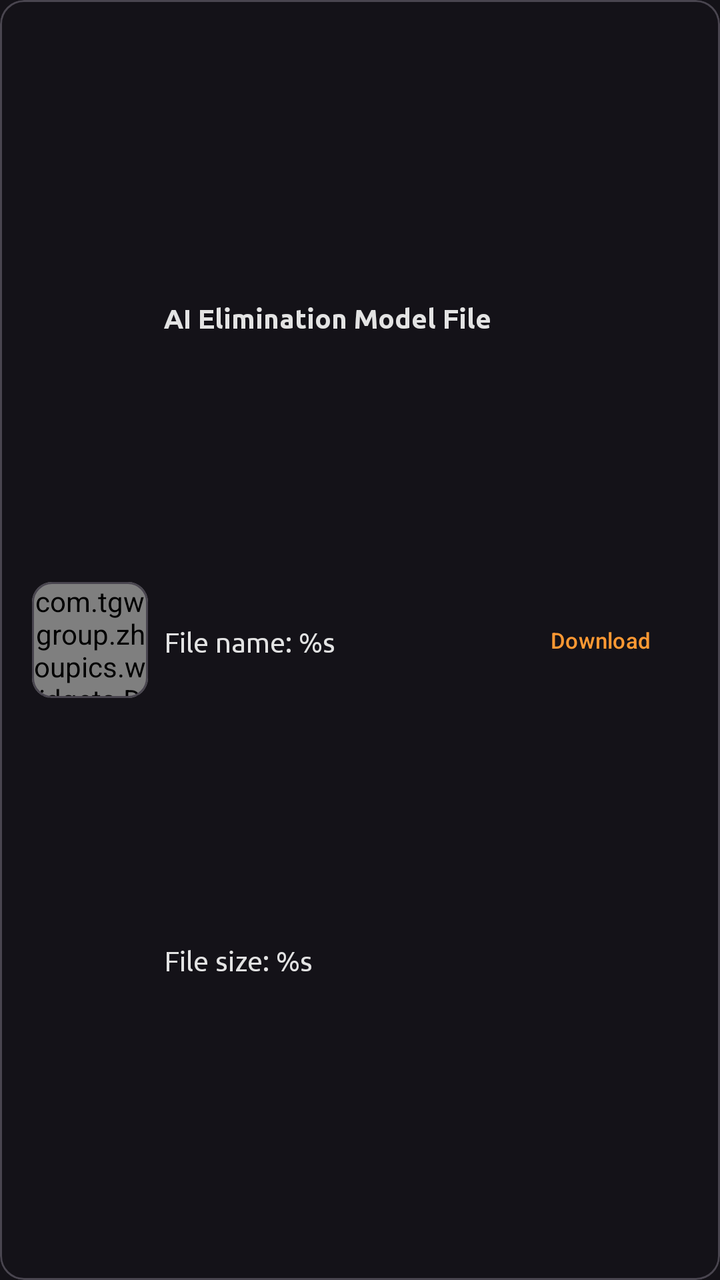
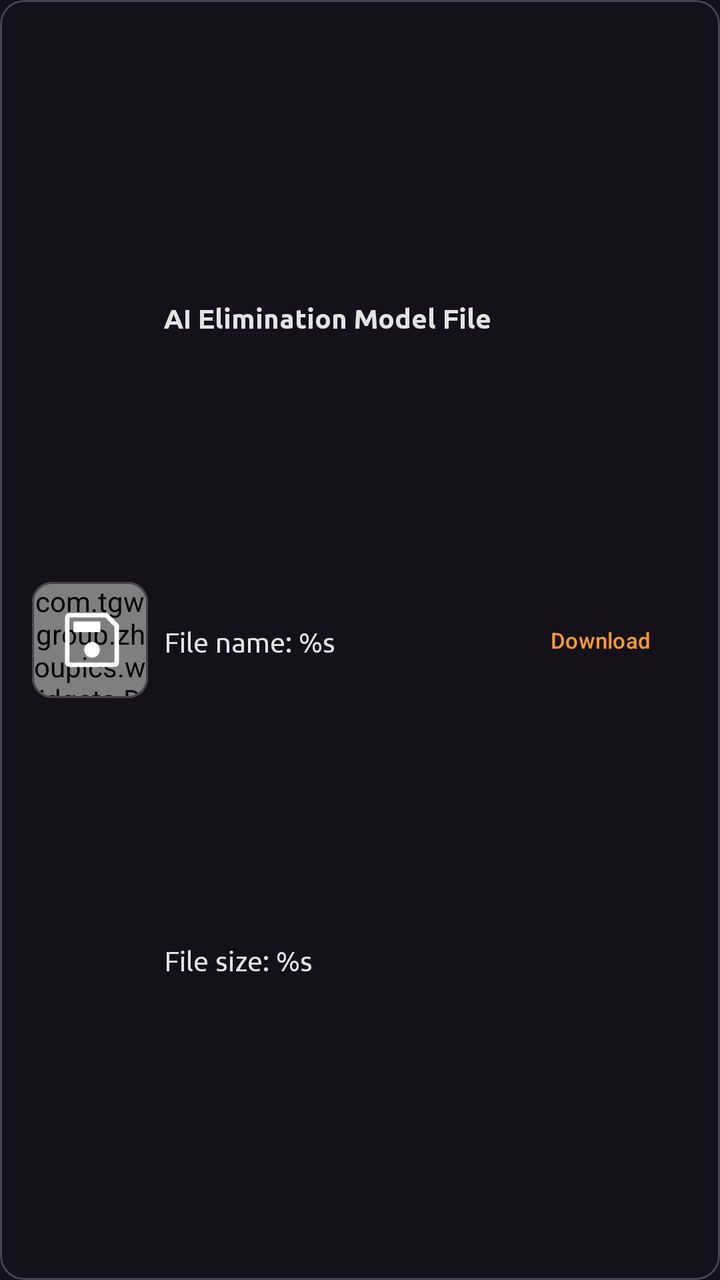

The first picture is an Android layout as it rendered before a commit; the second is the same layout after the commit. The layout source and the unified diff follow.
<!-- AndroidManifest.xml: application theme Theme.ZhouPics -->
<!-- res/layout/item_downloads.xml -->
<?xml version="1.0" encoding="utf-8"?>
<com.google.android.material.card.MaterialCardView xmlns:android="http://schemas.android.com/apk/res/android"
    xmlns:tools="http://schemas.android.com/tools"
    android:layout_width="match_parent"
    android:layout_height="wrap_content"
    xmlns:app="http://schemas.android.com/apk/res-auto">

    <androidx.constraintlayout.widget.ConstraintLayout
        android:layout_width="match_parent"
        android:layout_height="match_parent">

        <com.google.android.material.card.MaterialCardView
            android:id="@+id/card_progress"
            android:layout_width="58dp"
            android:layout_height="58dp"
            app:layout_constraintTop_toTopOf="parent"
            app:layout_constraintBottom_toBottomOf="parent"
            app:layout_constraintStart_toStartOf="parent"
            android:layout_marginStart="16dp"
            android:layout_marginVertical="12dp"
            app:cardCornerRadius="10dp">

            <com.tgwgroup.zhoupics.widgets.DownloadProgressView
                android:id="@+id/v_download_progress"
                android:layout_width="match_parent"
                android:layout_height="match_parent" />

        </com.google.android.material.card.MaterialCardView>

        <androidx.appcompat.widget.AppCompatTextView
            android:id="@+id/tv_title"
            android:layout_width="0dp"
            android:layout_height="wrap_content"
            app:layout_constraintStart_toEndOf="@id/card_progress"
            app:layout_constraintEnd_toStartOf="@id/btn_download"
            app:layout_constraintTop_toTopOf="parent"
            app:layout_constraintBottom_toTopOf="@id/tv_file_name"
            android:layout_marginStart="8dp"
            style="@style/FontBold"
            android:textColor="@color/white_default"
            android:text="@string/elimination_model"
            android:textSize="16sp"
            android:autoSizeTextType="uniform"
            android:autoSizeMaxTextSize="16sp"
            android:autoSizeMinTextSize="1sp"
            android:maxLines="1"
            android:layout_marginEnd="8dp"
            android:layout_marginTop="8dp" />

        <androidx.appcompat.widget.AppCompatTextView
            android:id="@+id/tv_file_name"
            android:layout_width="0dp"
            android:layout_height="wrap_content"
            app:layout_constraintStart_toStartOf="@id/tv_title"
            app:layout_constraintEnd_toEndOf="@id/tv_title"
            app:layout_constraintTop_toBottomOf="@id/tv_title"
            app:layout_constraintBottom_toTopOf="@id/tv_file_size"
            style="@style/FontRegular"
            android:textColor="@color/white_default"
            android:text="@string/file_name_x"
            android:autoSizeTextType="uniform"
            android:autoSizeMaxTextSize="14sp"
            android:autoSizeMinTextSize="1sp"
            android:maxLines="1" />

        <androidx.appcompat.widget.AppCompatTextView
            android:id="@+id/tv_file_size"
            android:layout_width="0dp"
            android:layout_height="wrap_content"
            app:layout_constraintStart_toStartOf="@id/tv_file_name"
            app:layout_constraintEnd_toEndOf="@id/tv_title"
            app:layout_constraintTop_toBottomOf="@id/tv_file_name"
            app:layout_constraintBottom_toBottomOf="parent"
            style="@style/FontRegular"
            android:textColor="@color/white_default"
            android:text="@string/file_size_x"
            android:autoSizeTextType="uniform"
            android:autoSizeMaxTextSize="14sp"
            android:autoSizeMinTextSize="1sp"
            android:maxLines="1"
            android:layout_marginBottom="8dp" />

        <Button
            android:id="@+id/btn_download"
            android:layout_width="wrap_content"
            android:layout_height="wrap_content"
            app:layout_constraintEnd_toEndOf="parent"
            app:layout_constraintTop_toTopOf="parent"
            app:layout_constraintBottom_toBottomOf="parent"
            android:text="@string/download"
            style="?attr/materialButtonOutlinedStyle"
            android:textSize="11sp"
            android:textColor="@color/filter_color_brown_light"
            android:layout_marginEnd="16dp"
            android:padding="0dp" />

    </androidx.constraintlayout.widget.ConstraintLayout>

</com.google.android.material.card.MaterialCardView>
<!-- resources referenced by this layout -->
<resources>
  <color name="filter_color_brown_light">#ff9933</color>
  <color name="white_default">#FFE3E3E3</color>
  <string name="download">Download</string>
  <string name="elimination_model">AI Elimination Model File</string>
  <string name="file_name_x">File name: %s</string>
  <string name="file_size_x">File size: %s</string>
  <style name="FontBold">
          <item name="android:includeFontPadding">false</item>
          <item name="android:fontFamily">@font/ubuntu_bold</item>
      </style>
  <style name="FontRegular">
          <item name="android:includeFontPadding">false</item>
          <item name="android:fontFamily">@font/ubuntu_regular</item>
      </style>
  <style name="Theme.ZhouPics" parent="Base.Theme.ZhouPics" />
  <style name="Base.Theme.ZhouPics" parent="Theme.Material3.Dark.NoActionBar">
          <item name="colorPrimary">@color/theme</item>
          <item name="android:forceDarkAllowed" tools:targetApi="q">false</item>
          <item name="android:windowLightStatusBar">false</item>
          <item name="android:windowLightNavigationBar" tools:targetApi="o_mr1">false</item>
      </style>
  <color name="theme">#FFF97583</color>
</resources>

<!-- the commit's change to res/layout/item_downloads.xml (unified diff, before → after) -->
@@ -20,10 +20,24 @@
             android:layout_marginVertical="12dp"
             app:cardCornerRadius="10dp">
 
-            <com.tgwgroup.zhoupics.widgets.DownloadProgressView
-                android:id="@+id/v_download_progress"
+            <FrameLayout
                 android:layout_width="match_parent"
-                android:layout_height="match_parent" />
+                android:layout_height="match_parent">
+
+                <com.tgwgroup.zhoupics.widgets.DownloadProgressView
+                    android:id="@+id/v_download_progress"
+                    android:layout_width="match_parent"
+                    android:layout_height="match_parent" />
+
+                <androidx.appcompat.widget.AppCompatImageView
+                    android:layout_width="36dp"
+                    android:layout_height="36dp"
+                    app:srcCompat="@drawable/ic_save"
+                    android:tint="@color/white"
+                    android:layout_gravity="center"
+                    android:layout_marginStart="1dp" />
+
+            </FrameLayout>
 
         </com.google.android.material.card.MaterialCardView>
 
<!-- resource entries referenced after the edit -->
@@ -1,7 +1,18 @@
 <!-- resources referenced by this layout -->
 <resources>
   <color name="filter_color_brown_light">#ff9933</color>
+  <color name="white">#FFFFFFFF</color>
   <color name="white_default">#FFE3E3E3</color>
+  <!-- drawable ic_save (drawable) -->
+  <vector xmlns:android="http://schemas.android.com/apk/res/android"
+      android:width="48dp"
+      android:height="48dp"
+      android:viewportWidth="960"
+      android:viewportHeight="960">
+    <path
+        android:pathData="M840,277v503q0,24 -18,42t-42,18L180,840q-24,0 -42,-18t-18,-42v-600q0,-24 18,-42t42,-18h503l157,157ZM780,304L656,180L180,180v600h600v-476ZM479.76,715q43.24,0 73.74,-30.26 30.5,-30.27 30.5,-73.5 0,-43.24 -30.26,-73.74 -30.27,-30.5 -73.5,-30.5 -43.24,0 -73.74,30.26 -30.5,30.27 -30.5,73.5 0,43.24 30.26,73.74 30.27,30.5 73.5,30.5ZM233,376h358v-143L233,233v143ZM180,304v476,-600 124Z"
+        android:fillColor="#e3e3e3"/>
+  </vector>
   <string name="download">Download</string>
   <string name="elimination_model">AI Elimination Model File</string>
   <string name="file_name_x">File name: %s</string>
